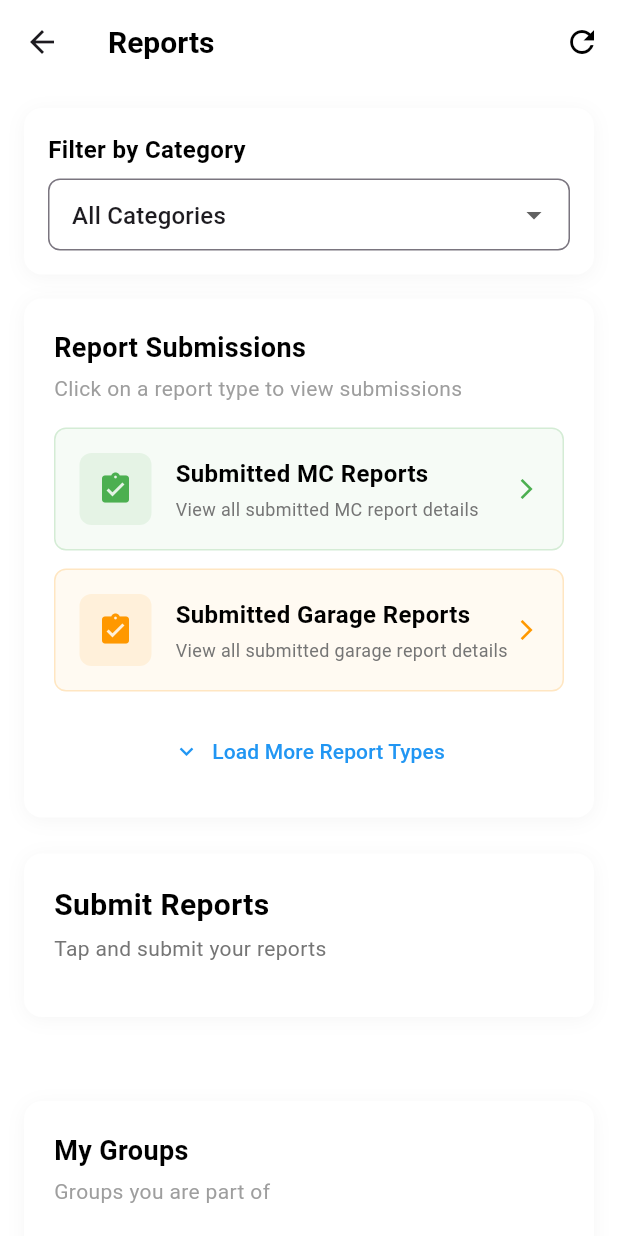
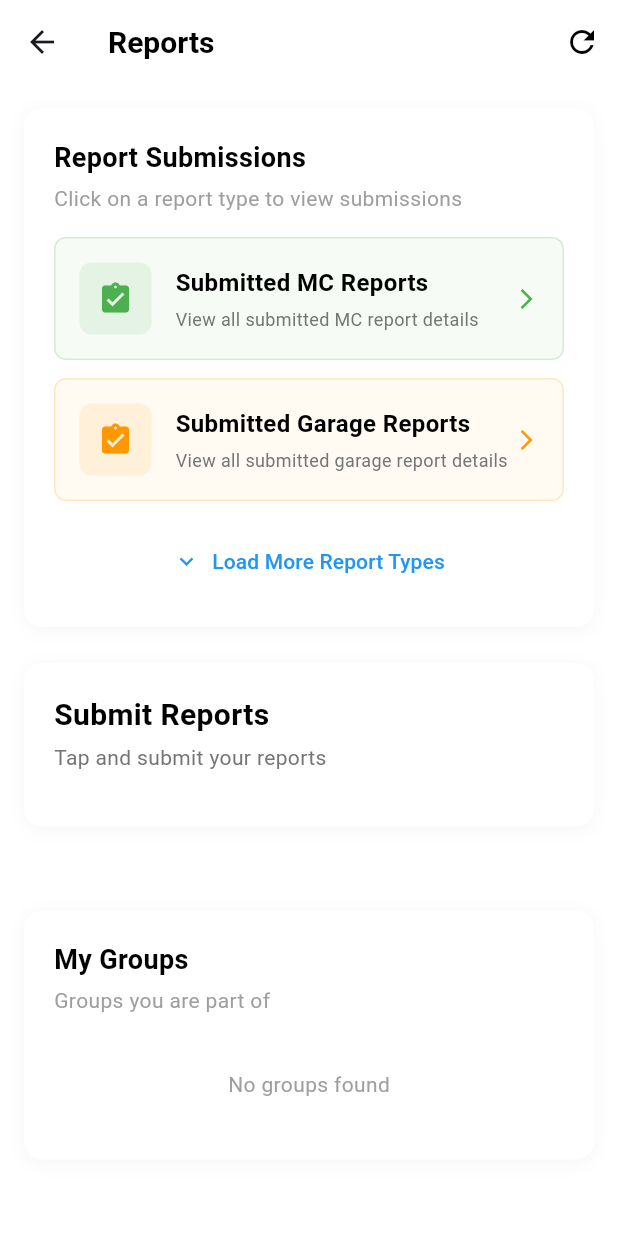
Before and after one commit to kanzucodefoundation/project-zoe-mobile, a Flutter app: the ReportsScreen screen opened by its route, on a phone screen of 412 x 824 dp. Run offline on Flutter 3.47's test engine with Material 3 defaults, Android fonts, the phone set to English and light mode, and no system bars; our stand-ins replace dio, flutter_local_notifications, google_nav_bar, shared_preferences, timezone; accounts and stored records are empty; network calls fail.

Commit message:
fix: removed filter on reports screen

```diff
--- a/lib/Screens/general-screens/reports_screen.dart
+++ b/lib/Screens/general-screens/reports_screen.dart
@@ -126,9 +126,9 @@
                 crossAxisAlignment: CrossAxisAlignment.start,
                 children: [
                   // Category Filter Dropdown
-                  _buildCategoryDropdown(),
+                  // _buildCategoryDropdown(),
 
-                  const SizedBox(height: 16),
+                  // const SizedBox(height: 16),
 
                   // Report Types Section
                   _buildReportTypesSection(),
```
Also changed, not shown: lib/Screens/reports-screens/mc_attendance_report_screen.dart (+3 -8 lines), lib/api/base_url.dart (+4 -3 lines).
